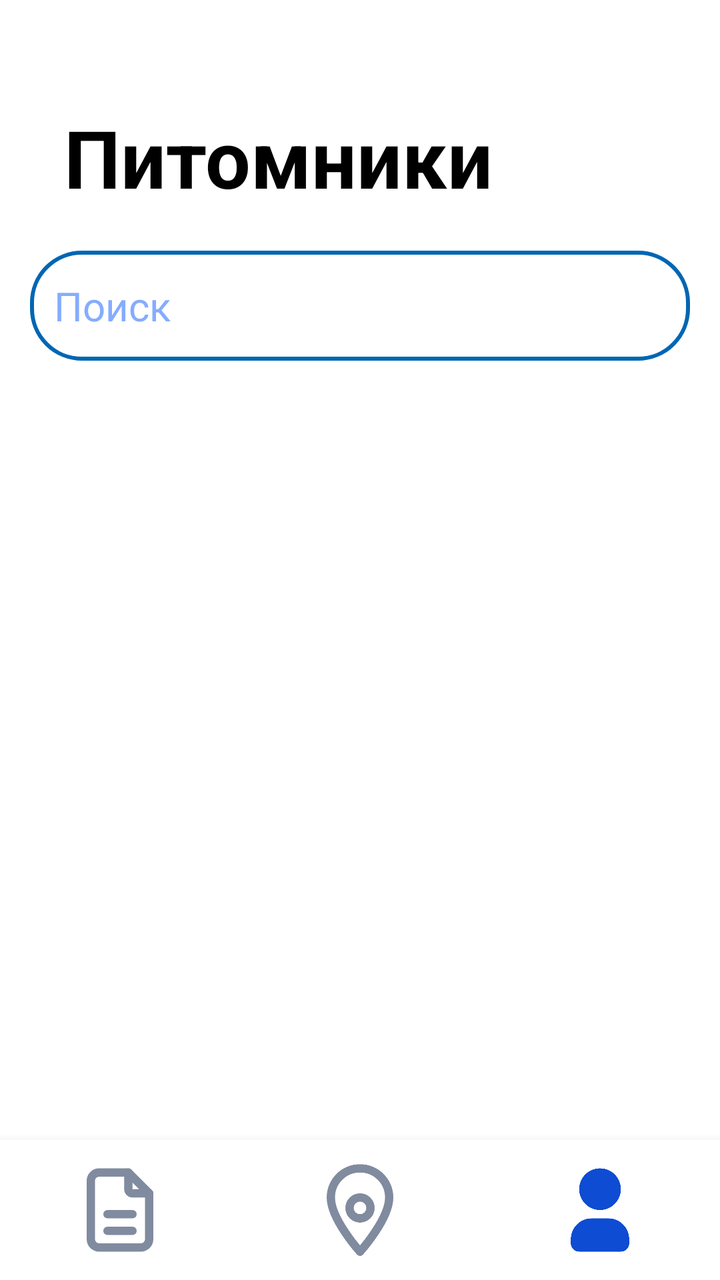
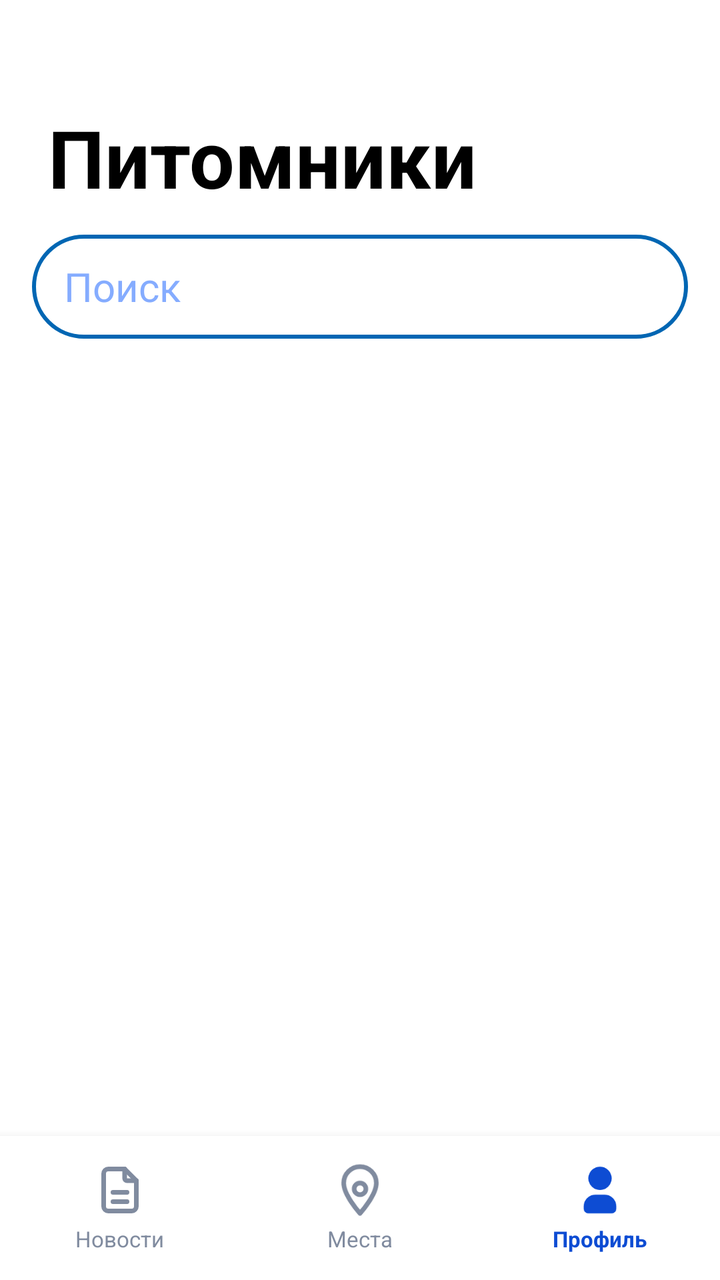

The first picture is an Android layout as it rendered before a commit; the second is the same layout after the commit. The layout source and the unified diff follow.
<!-- AndroidManifest.xml: application theme Theme.VetUslugi -->
<!-- res/layout/fragment_nurseries.xml -->
<?xml version="1.0" encoding="utf-8"?>
<androidx.constraintlayout.widget.ConstraintLayout xmlns:android="http://schemas.android.com/apk/res/android"
    android:layout_width="match_parent"
    android:layout_height="match_parent"
    xmlns:app="http://schemas.android.com/apk/res-auto"
    xmlns:tools="http://schemas.android.com/tools">

    <TextView
        android:id="@+id/nurseries"
        android:layout_width="wrap_content"
        android:layout_height="wrap_content"
        android:layout_marginStart="32dp"
        android:layout_marginTop="52dp"
        android:text="Питомники"
        android:textColor="?android:attr/colorPrimary"
        android:textSize="40sp"
        android:textStyle="bold"
        app:layout_constraintStart_toStartOf="parent"
        app:layout_constraintTop_toTopOf="parent" />

    <androidx.recyclerview.widget.RecyclerView
        android:id="@+id/nurseriesRecycler"
        android:layout_width="400dp"
        android:layout_height="550dp"
        android:layout_marginTop="96dp"
        app:layout_constraintEnd_toEndOf="@+id/nurseries"
        app:layout_constraintHorizontal_bias="0.145"
        app:layout_constraintStart_toStartOf="@+id/nurseries"
        app:layout_constraintTop_toBottomOf="@+id/nurseries"
        tools:itemCount="4"
        tools:listitem="@layout/item_nursery" />

    <include
        android:id="@+id/customBottomBar"
        layout="@layout/nav_bar3"
        android:layout_width="match_parent"
        android:layout_height="70dp"
        android:layout_alignParentBottom="true"
        app:layout_constraintBottom_toBottomOf="parent" />

    <EditText
        android:id="@+id/etSearch"
        android:layout_width="match_parent"
        android:layout_height="55dp"
        android:layout_marginHorizontal="15dp"
        android:layout_marginTop="20dp"
        android:hint="Поиск"
        app:layout_constraintStart_toStartOf="@+id/nurseries"
        app:layout_constraintTop_toBottomOf="@+id/nurseries" />


</androidx.constraintlayout.widget.ConstraintLayout>
<!-- res/layout/item_nursery.xml (included above) -->
<com.google.android.material.card.MaterialCardView xmlns:android="http://schemas.android.com/apk/res/android"
    xmlns:app="http://schemas.android.com/apk/res-auto"
    android:layout_width="match_parent"
    android:layout_height="wrap_content"
    android:layout_margin="8dp"
    app:cardCornerRadius="16dp"
    app:cardElevation="4dp"
    app:strokeColor="@color/blue"
    app:strokeWidth="2dp"
    android:backgroundTint="?android:attr/background">

    <LinearLayout
        android:layout_width="match_parent"
        android:layout_height="wrap_content"
        android:orientation="horizontal"
        android:padding="12dp">

        <ImageView
            android:id="@+id/imageView"
            android:layout_width="96dp"
            android:layout_height="96dp"
            android:scaleType="centerCrop"
            android:layout_marginEnd="12dp"
            android:background="@drawable/nursery"
            android:clipToOutline="true" />

        <LinearLayout
            android:layout_width="0dp"
            android:layout_height="wrap_content"
            android:layout_weight="1"
            android:orientation="vertical">

            <TextView
                android:id="@+id/nameNurseryText"
                android:layout_width="wrap_content"
                android:layout_height="wrap_content"
                android:text="Название питомника"
                android:textColor="?android:attr/colorPrimary"
                android:textSize="16sp"
                android:textStyle="bold" />
            <LinearLayout
                android:layout_width="wrap_content"
                android:layout_height="wrap_content">
                <TextView
                    android:id="@+id/addressText"
                    android:textColor="?android:attr/colorPrimary"
                    android:layout_width="wrap_content"
                    android:layout_height="wrap_content"
                    android:text="Адрес:"
                    android:textSize="14sp"
                    android:layout_marginTop="4dp" />
                <TextView
                    android:id="@+id/addressNurseryInput"
                    android:layout_width="wrap_content"
                    android:layout_height="wrap_content"
                    android:text="default"
                    android:textColor="?android:attr/colorPrimary"
                    android:textSize="14sp"
                    android:layout_marginTop="4dp"
                    android:layout_marginStart="5dp"/>
            </LinearLayout>

            <LinearLayout
                android:layout_width="wrap_content"
                android:layout_height="wrap_content">

                <TextView
                    android:id="@+id/phoneText"
                    android:layout_width="wrap_content"
                    android:layout_height="wrap_content"
                    android:text="Телефон"
                    android:textColor="?android:attr/colorPrimary"
                    android:textSize="14sp"
                    android:layout_marginTop="2dp" />

                <TextView
                    android:id="@+id/phoneNurseryInput"
                    android:layout_width="wrap_content"
                    android:layout_height="wrap_content"
                    android:text="default"
                    android:textColor="?android:attr/colorPrimary"
                    android:textSize="14sp"
                    android:layout_marginTop="2dp"
                    android:layout_marginStart="5dp"/>
            </LinearLayout>

            <LinearLayout
                android:layout_width="wrap_content"
                android:layout_height="wrap_content">
                <TextView
                    android:id="@+id/descriptionText"
                    android:layout_width="wrap_content"
                    android:layout_height="wrap_content"
                    android:text="Описание"
                    android:textColor="?android:attr/colorPrimary"
                    android:textSize="13sp"
                    android:layout_marginTop="2dp" />
                <TextView
                    android:id="@+id/descriptionNurseryInput"
                    android:layout_width="wrap_content"
                    android:layout_height="wrap_content"
                    android:text="default"
                    android:textColor="?android:attr/colorPrimary"
                    android:textSize="13sp"
                    android:layout_marginTop="2dp"
                    android:layout_marginStart="5dp"/>
            </LinearLayout>

        </LinearLayout>
    </LinearLayout>

</com.google.android.material.card.MaterialCardView>
<!-- res/layout/nav_bar3.xml (included above) -->
<?xml version="1.0" encoding="utf-8"?>
<LinearLayout
    xmlns:android="http://schemas.android.com/apk/res/android"
    android:id="@+id/customBottomBar"
    android:layout_width="match_parent"
    android:layout_height="64dp"
    android:orientation="horizontal"
    android:background="@color/light_gray"
    android:gravity="center"
    android:weightSum="3"
    android:elevation="8dp">

    <LinearLayout
        android:id="@+id/nav_news"
        android:layout_width="0dp"
        android:layout_height="match_parent"
        android:layout_weight="1"
        android:gravity="center"
        android:orientation="vertical">
        <ImageView
            android:id="@+id/icon_news"
            android:layout_width="50dp"
            android:layout_height="50dp"
            android:src="@drawable/news" />
    </LinearLayout>

    <LinearLayout
        android:id="@+id/nav_places"
        android:layout_width="0dp"
        android:layout_height="match_parent"
        android:layout_weight="1"
        android:gravity="center"
        android:orientation="vertical">
        <ImageView
            android:id="@+id/icon_places"
            android:layout_width="50dp"
            android:layout_height="50dp"
            android:src="@drawable/places" />
    </LinearLayout>

    <LinearLayout
        android:id="@+id/nav_profile"
        android:layout_width="0dp"
        android:layout_height="match_parent"
        android:layout_weight="1"
        android:gravity="center"
        android:orientation="vertical">
        <ImageView
            android:id="@+id/icon_profile"
            android:layout_width="50dp"
            android:layout_height="50dp"
            android:src="@drawable/profileselected" />
    </LinearLayout>

</LinearLayout>
<!-- resources referenced by this layout -->
<resources>
  <color name="blue">#0066B3</color>
  <color name="light_gray">#E2E2E2</color>
  <!-- drawable places (drawable) -->
  <vector xmlns:android="http://schemas.android.com/apk/res/android"
      android:width="24dp"
      android:height="24dp"
      android:viewportWidth="24"
      android:viewportHeight="24">
    <path
        android:pathData="M12,2C8.13,2 5,5.13 5,9c0,5.25 7,13 7,13s7,-7.75 7,-13c0,-3.87 -3.13,-7 -7,-7z"
        android:strokeLineJoin="round"
        android:strokeWidth="2"
        android:fillColor="#00000000"
        android:strokeColor="@color/icon_gray"
        android:strokeLineCap="round"/>
    <path
        android:pathData="M12,11.5m-2.5,0a2.5,2.5 0,1 1,5 0a2.5,2.5 0,1 1,-5 0"
        android:strokeLineJoin="round"
        android:strokeWidth="2"
        android:fillColor="#00000000"
        android:strokeColor="@color/icon_gray"
        android:strokeLineCap="round"/>
  </vector>
  <!-- drawable profileselected (drawable) -->
  <vector xmlns:android="http://schemas.android.com/apk/res/android"
      android:width="24dp"
      android:height="24dp"
      android:viewportWidth="24"
      android:viewportHeight="24">
    <path
        android:pathData="M12,2a5,5 0,1 1,-5 5l0.005,-0.217a5,5 0,0 1,4.995 -4.783z"
        android:fillColor="@color/icon_blue"/>
    <path
        android:pathData="M14,14a5,5 0,0 1,5 5v1a2,2 0,0 1,-2 2h-10a2,2 0,0 1,-2 -2v-1a5,5 0,0 1,5 -5h4z"
        android:fillColor="@color/icon_blue"/>
  </vector>
  <style name="Theme.VetUslugi" parent="Base.Theme.VetUslugi" />
  <color name="icon_gray">#808B9F</color>
  <color name="icon_blue">#0D4CD3</color>
  <style name="Base.Theme.VetUslugi" parent="Theme.Material3.DayNight.NoActionBar">
  
          <item name="materialButtonStyle">@style/Button</item>
          <item name="android:textViewStyle">@style/TextView</item>
          <item name="editTextStyle">@style/EditText</item>
          <item name="checkboxStyle">@style/BlueCheckBoxStyle</item>
  
          <item name="android:background">@color/white</item>
          <item name="colorPrimary">@color/black</item>
      </style>
  <style name="Button" parent="Widget.Material3.Button">
          <item name="shapeAppearanceOverlay">@style/ShapeAppearance.VetUslugi.Button</item>
          <item name="backgroundTint">@android:color/white</item>
          <item name="strokeColor">@color/blue</item>
          <item name="strokeWidth">2dp</item>
          <item name="android:textColor">@color/blue</item>
          <item name="android:textSize">20sp</item>
      </style>
  <style name="TextView" parent="android:Widget.TextView">
          <item name="android:textSize">20sp</item>
          <item name="android:textColor">@color/black</item>
      </style>
  <style name="EditText" parent="android:Widget.EditText">
          <item name="android:textColorHint">@color/light_blue</item>
          <item name="android:textSize">20sp</item>
          <item name="android:textColor">@color/blue</item>
          <item name="android:background">@drawable/rounded_corners</item>
      </style>
  <style name="BlueCheckBoxStyle" parent="Widget.AppCompat.CompoundButton.CheckBox">
          <item name="android:buttonTint">@color/checkbox_blue_tint</item>
      </style>
  <color name="white">#FFFFFF</color>
  <color name="black">#000000</color>
  <style name="ShapeAppearance.VetUslugi.Button" parent="ShapeAppearance.MaterialComponents.SmallComponent">
          <item name="cornerFamily">rounded</item>
          <item name="cornerSize">8dp</item>
      </style>
  <color name="light_blue">#85ACFF</color>
  <!-- unchanged entries left out for length: 3 -->
</resources>

<!-- the commit's change to res/layout/fragment_nurseries.xml (unified diff, before → after) -->
@@ -1,15 +1,15 @@
 <?xml version="1.0" encoding="utf-8"?>
 <androidx.constraintlayout.widget.ConstraintLayout xmlns:android="http://schemas.android.com/apk/res/android"
+    xmlns:app="http://schemas.android.com/apk/res-auto"
+    xmlns:tools="http://schemas.android.com/tools"
     android:layout_width="match_parent"
-    android:layout_height="match_parent"
-    xmlns:app="http://schemas.android.com/apk/res-auto"
-    xmlns:tools="http://schemas.android.com/tools">
+    android:layout_height="match_parent">
 
     <TextView
         android:id="@+id/nurseries"
         android:layout_width="wrap_content"
         android:layout_height="wrap_content"
-        android:layout_marginStart="32dp"
+        android:layout_marginStart="24dp"
         android:layout_marginTop="52dp"
         android:text="Питомники"
         android:textColor="?android:attr/colorPrimary"
@@ -18,15 +18,32 @@
         app:layout_constraintStart_toStartOf="parent"
         app:layout_constraintTop_toTopOf="parent" />
 
+    <EditText
+        android:id="@+id/etSearch"
+        android:layout_width="0dp"
+        android:layout_height="52dp"
+        android:layout_marginStart="16dp"
+        android:layout_marginEnd="16dp"
+        android:layout_marginTop="12dp"
+        android:hint="Поиск"
+        android:inputType="text"
+        android:paddingStart="16dp"
+        android:paddingEnd="16dp"
+        app:layout_constraintEnd_toEndOf="parent"
+        app:layout_constraintStart_toStartOf="parent"
+        app:layout_constraintTop_toBottomOf="@+id/nurseries" />
+
     <androidx.recyclerview.widget.RecyclerView
         android:id="@+id/nurseriesRecycler"
-        android:layout_width="400dp"
-        android:layout_height="550dp"
-        android:layout_marginTop="96dp"
-        app:layout_constraintEnd_toEndOf="@+id/nurseries"
-        app:layout_constraintHorizontal_bias="0.145"
-        app:layout_constraintStart_toStartOf="@+id/nurseries"
-        app:layout_constraintTop_toBottomOf="@+id/nurseries"
+        android:layout_width="0dp"
+        android:layout_height="0dp"
+        android:layout_marginTop="8dp"
+        android:clipToPadding="false"
+        android:paddingBottom="8dp"
+        app:layout_constraintBottom_toTopOf="@+id/customBottomBar"
+        app:layout_constraintEnd_toEndOf="parent"
+        app:layout_constraintStart_toStartOf="parent"
+        app:layout_constraintTop_toBottomOf="@+id/etSearch"
         tools:itemCount="4"
         tools:listitem="@layout/item_nursery" />
 
@@ -34,20 +51,8 @@
         android:id="@+id/customBottomBar"
         layout="@layout/nav_bar3"
         android:layout_width="match_parent"
-        android:layout_height="70dp"
-        android:layout_alignParentBottom="true"
+        android:layout_height="72dp"
         app:layout_constraintBottom_toBottomOf="parent" />
-
-    <EditText
-        android:id="@+id/etSearch"
-        android:layout_width="match_parent"
-        android:layout_height="55dp"
-        android:layout_marginHorizontal="15dp"
-        android:layout_marginTop="20dp"
-        android:hint="Поиск"
-        app:layout_constraintStart_toStartOf="@+id/nurseries"
-        app:layout_constraintTop_toBottomOf="@+id/nurseries" />
-
 
 </androidx.constraintlayout.widget.ConstraintLayout>
 <!-- res/layout/item_nursery.xml (included above) -->
@@ -169,53 +174,84 @@
     xmlns:android="http://schemas.android.com/apk/res/android"
     android:id="@+id/customBottomBar"
     android:layout_width="match_parent"
-    android:layout_height="64dp"
+    android:layout_height="72dp"
     android:orientation="horizontal"
-    android:background="@color/light_gray"
+    android:background="?android:attr/background"
     android:gravity="center"
     android:weightSum="3"
     android:elevation="8dp">
 
+    
     <LinearLayout
         android:id="@+id/nav_news"
         android:layout_width="0dp"
         android:layout_height="match_parent"
         android:layout_weight="1"
         android:gravity="center"
-        android:orientation="vertical">
+        android:orientation="vertical"
+        android:paddingTop="8dp"
+        android:paddingBottom="8dp">
         <ImageView
             android:id="@+id/icon_news"
-            android:layout_width="50dp"
-            android:layout_height="50dp"
+            android:layout_width="28dp"
+            android:layout_height="28dp"
             android:src="@drawable/news" />
-    </LinearLayout>
-
+        <TextView
+            android:layout_width="wrap_content"
+            android:layout_height="wrap_content"
+            android:layout_marginTop="3dp"
+            android:text="Новости"
+            android:textSize="11sp"
+            android:textColor="@color/icon_gray" />
+    </LinearLayout>
+
+    
     <LinearLayout
         android:id="@+id/nav_places"
         android:layout_width="0dp"
         android:layout_height="match_parent"
         android:layout_weight="1"
         android:gravity="center"
-        android:orientation="vertical">
+        android:orientation="vertical"
+        android:paddingTop="8dp"
+        android:paddingBottom="8dp">
         <ImageView
             android:id="@+id/icon_places"
-            android:layout_width="50dp"
-            android:layout_height="50dp"
+            android:layout_width="28dp"
+            android:layout_height="28dp"
             android:src="@drawable/places" />
-    </LinearLayout>
-
+        <TextView
+            android:layout_width="wrap_content"
+            android:layout_height="wrap_content"
+            android:layout_marginTop="3dp"
+            android:text="Места"
+            android:textSize="11sp"
+            android:textColor="@color/icon_gray" />
+    </LinearLayout>
+
+    
     <LinearLayout
         android:id="@+id/nav_profile"
         android:layout_width="0dp"
         android:layout_height="match_parent"
         android:layout_weight="1"
         android:gravity="center"
-        android:orientation="vertical">
+        android:orientation="vertical"
+        android:paddingTop="8dp"
+        android:paddingBottom="8dp">
         <ImageView
             android:id="@+id/icon_profile"
-            android:layout_width="50dp"
-            android:layout_height="50dp"
+            android:layout_width="28dp"
+            android:layout_height="28dp"
             android:src="@drawable/profileselected" />
+        <TextView
+            android:layout_width="wrap_content"
+            android:layout_height="wrap_content"
+            android:layout_marginTop="3dp"
+            android:text="Профиль"
+            android:textSize="11sp"
+            android:textColor="@color/icon_blue"
+            android:textStyle="bold" />
     </LinearLayout>
 
 </LinearLayout>
<!-- resource entries referenced after the edit -->
@@ -1,7 +1,6 @@
 <!-- resources referenced by this layout -->
 <resources>
   <color name="blue">#0066B3</color>
-  <color name="light_gray">#E2E2E2</color>
   <!-- drawable places (drawable) -->
   <vector xmlns:android="http://schemas.android.com/apk/res/android"
       android:width="24dp"
